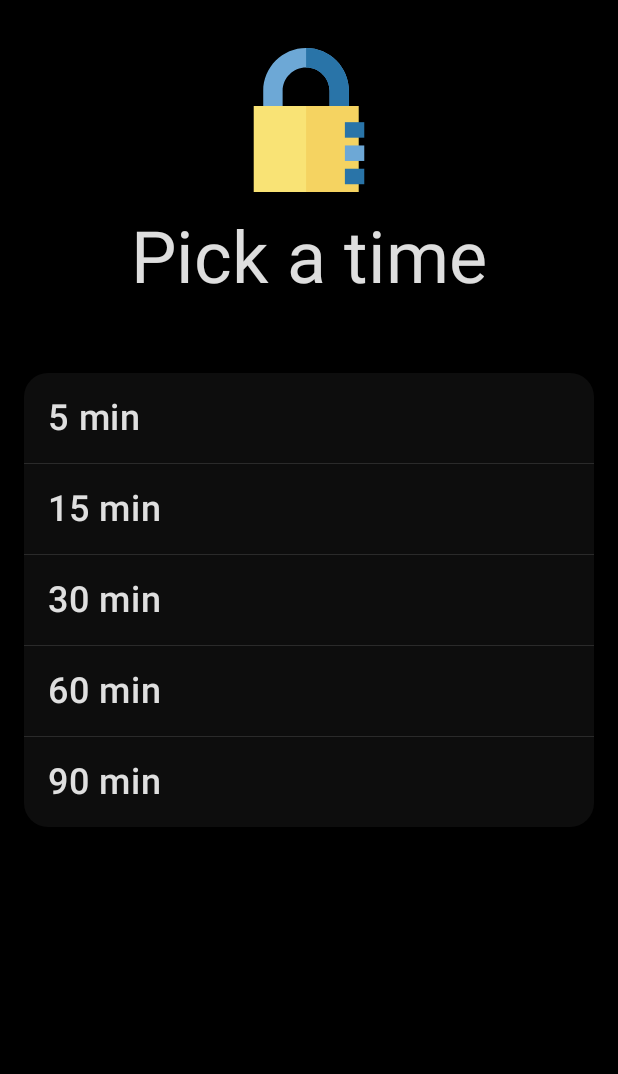
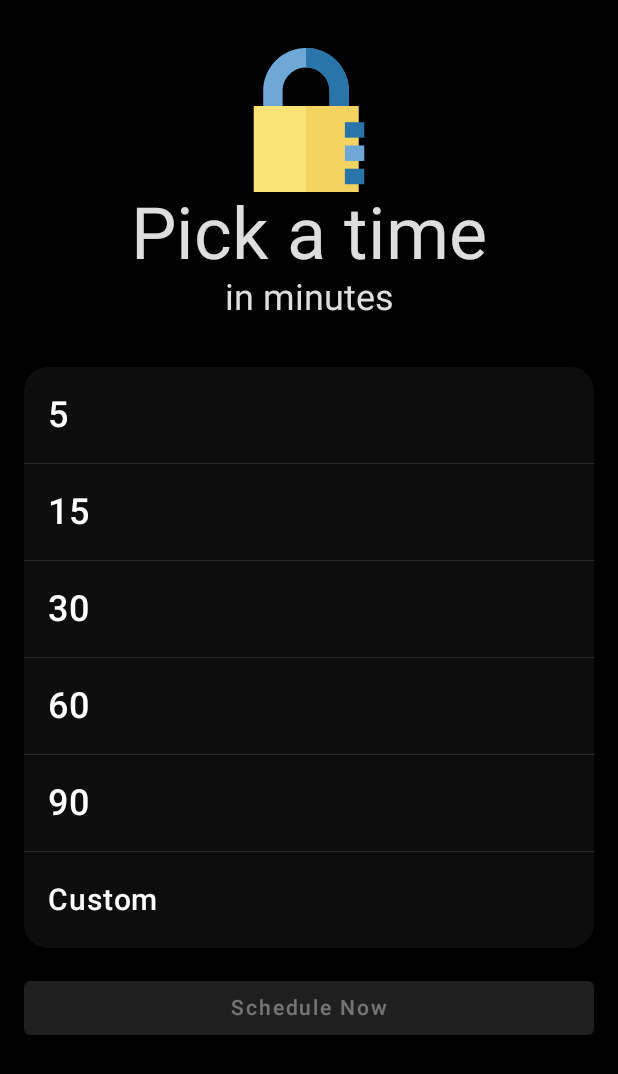
Before and after one commit to Emre-Kalkan/LockTimer, an Android app built with Jetpack Compose: the ScheduleScreen screen opened through its navigation route, on a phone screen of 412 x 824 dp. Shown: the top 1074 px of the screen. Run offline under Robolectric (Android 15) with nearby library versions, the phone set to English and light mode, and no system bars; our stand-ins replace Dagger/Hilt's generated code, accompanist, constraintlayout-compose; 1 statement that could not run was skipped.

Commit message:
Implement custom schedule option

```diff
--- a/app/src/main/java/net/emrekalkan/locktimer/presentation/ui/screen/schedule/ScheduleScreen.kt
+++ b/app/src/main/java/net/emrekalkan/locktimer/presentation/ui/screen/schedule/ScheduleScreen.kt
@@ -5,23 +5,30 @@ package net.emrekalkan.locktimer.presentation.ui.screen.schedule
 import androidx.compose.animation.AnimatedVisibility
 import androidx.compose.animation.ExperimentalAnimationApi
 import androidx.compose.foundation.Image
+import androidx.compose.foundation.background
 import androidx.compose.foundation.clickable
 import androidx.compose.foundation.layout.*
 import androidx.compose.foundation.lazy.LazyColumn
 import androidx.compose.foundation.lazy.itemsIndexed
 import androidx.compose.foundation.lazy.rememberLazyListState
 import androidx.compose.foundation.shape.RoundedCornerShape
+import androidx.compose.foundation.text.KeyboardActions
+import androidx.compose.foundation.text.KeyboardOptions
 import androidx.compose.material.*
 import androidx.compose.material.MaterialTheme.typography
 import androidx.compose.material.icons.Icons
 import androidx.compose.material.icons.filled.Done
 import androidx.compose.material.icons.filled.Send
-import androidx.compose.runtime.Composable
-import androidx.compose.runtime.collectAsState
+import androidx.compose.runtime.*
 import androidx.compose.ui.Alignment
 import androidx.compose.ui.Modifier
+import androidx.compose.ui.focus.onFocusChanged
+import androidx.compose.ui.graphics.Color
 import androidx.compose.ui.platform.LocalContext
+import androidx.compose.ui.platform.LocalFocusManager
 import androidx.compose.ui.res.painterResource
+import androidx.compose.ui.text.input.ImeAction
+import androidx.compose.ui.text.input.KeyboardType
 import androidx.compose.ui.text.style.TextAlign
 import androidx.compose.ui.tooling.preview.Preview
 import androidx.compose.ui.unit.dp
@@ -34,6 +41,7 @@ import net.emrekalkan.locktimer.presentation.ui.screen.schedule.SchedulerOption.
 import net.emrekalkan.locktimer.presentation.ui.screen.schedule.SchedulerOption.SpecificOption
 import net.emrekalkan.locktimer.presentation.ui.screen.schedule.count_down.CountDownService
 import net.emrekalkan.locktimer.presentation.ui.theme.LockTimerTheme
+import kotlin.math.round
 
 object ScheduleScreen : Screen(name = "ScheduleScreen")
 
@@ -95,10 +103,12 @@ private fun ScheduleScreenContent(
                 optionSelected = optionSelected
             )
 
-            AnimatedVisibility(visible = uiState.selectedOption != null) {
-                Spacer(modifier = Modifier.padding(top = 16.dp))
-                ScheduleButton(scheduleClicked = scheduleClicked)
-            }
+            Spacer(modifier = Modifier.padding(top = 16.dp))
+            ScheduleButton(
+                modifier = Modifier,
+                enabled = uiState.selectedOption != null,
+                scheduleClicked = scheduleClicked
+            )
         }
     }
 }
@@ -116,13 +126,17 @@ private fun Header(
             painter = painterResource(id = R.drawable.ic_lock),
             contentDescription = "",
             modifier = Modifier
-                .padding(bottom = 16.dp)
                 .size(96.dp)
         )
         Text(
             text = "Pick a time",
-            style = typography.h3,
-            textAlign = TextAlign.Start
+            style = typography.h3
+        )
+        Text(
+            text = "in minutes",
+            style = typography.h5,
+            modifier = Modifier
+                .padding(horizontal = 16.dp)
         )
     }
 }
@@ -139,7 +153,7 @@ private fun OptionsList(
     Card(
         modifier = modifier
             .fillMaxWidth()
-            .padding(16.dp),
+            .padding(horizontal = 16.dp),
         shape = RoundedCornerShape(16.dp)
     ) {
         if (options.isNotEmpty()) {
@@ -147,7 +161,7 @@ private fun OptionsList(
                 itemsIndexed(options) { index, option ->
                     when (option) {
                         is SpecificOption -> SpecificOptionContent(option, selectedOption, optionSelected)
-                        is CustomOption -> CustomOptionContent(option)
+                        is CustomOption -> CustomOptionContent(option, selectedOption, optionSelected)
                     }
 
                     if (index < options.lastIndex) {
@@ -162,42 +176,55 @@ private fun OptionsList(
 @Composable
 private fun ScheduleButton(
     modifier: Modifier = Modifier,
+    enabled: Boolean = false,
     scheduleClicked: () -> Unit
 ) {
-    OutlinedButton(
-        modifier = modifier,
-        onClick = { scheduleClicked() }
+    Button(
+        modifier = modifier
+            .fillMaxWidth()
+            .padding(horizontal = 16.dp),
+        onClick = { scheduleClicked() },
+        enabled = enabled
     ) {
         Row(verticalAlignment = Alignment.CenterVertically) {
-            Text(text = "Schedule Now")
-            Icon(
-                imageVector = Icons.Default.Send,
-                contentDescription = "",
-                modifier = Modifier.padding(start = 8.dp)
-            )
+            Text(text = "Schedule Now", style = typography.button)
         }
     }
 }
 
 @Composable
+private fun OptionText(
+    modifier: Modifier = Modifier,
+    text: String = ""
+) {
+    Text(
+        modifier = modifier,
+        text = text,
+        style = typography.h6,
+        fontSize = 24.sp,
+        letterSpacing = 0.5.sp,
+        color = MaterialTheme.colors.onBackground
+    )
+}
+
+@Preview
+@Composable
 private fun SpecificOptionContent(
-    option: SpecificOption,
-    selectedOption: SchedulerOption?,
-    optionClicked: (SchedulerOption) -> Unit
+    option: SpecificOption = SpecificOption(timeInMinutes = 10),
+    selectedOption: SchedulerOption? = null,
+    optionClicked: (SchedulerOption) -> Unit = {}
 ) {
     Row(
         verticalAlignment = Alignment.CenterVertically,
         modifier = Modifier
+            .height(64.dp)
             .clickable { optionClicked(option) }
             .padding(horizontal = 16.dp, vertical = 16.dp)
     ) {
-        val text = "${option.timeInMinutes} min"
-        Text(
-            text = text,
-            style = typography.h6,
+        val text = "${option.timeInMinutes} "
+        OptionText(
             modifier = Modifier.weight(1f),
-            fontSize = 24.sp,
-            letterSpacing = 0.5.sp
+            text = text
         )
 
         if (option == selectedOption) {
@@ -206,7 +233,89 @@ private fun SpecificOptionContent(
     }
 }
 
+@Preview
 @Composable
-private fun CustomOptionContent(option: CustomOption) {
+private fun CustomOptionContent(
+    option: CustomOption = CustomOption(),
+    selectedOption: SchedulerOption? = CustomOption(),
+    optionSelected: (SchedulerOption) -> Unit = {}
+) {
+    Row(
+        verticalAlignment = Alignment.CenterVertically,
+        modifier = Modifier
+            .fillMaxWidth()
+            .height(64.dp)
+    ) {
+        var textState by remember { mutableStateOf("") }
+        val isSelected = option.javaClass == selectedOption?.let { it::class.java } && selectedOption.isEqual(textState)
 
+        ScheduleTextField(
+            modifier = Modifier.weight(1f),
+            text = textState,
+            onValueChange = { textState = it },
+            onDone = { selectCustomOption(textState, option, optionSelected) }
+        )
+        if (isSelected) {
+            Icon(
+                modifier = Modifier.padding(end = 16.dp),
+                imageVector = Icons.Default.Done,
+                contentDescription = ""
+            )
+        }
+    }
 }
+
+@Composable
+fun ScheduleTextField(
+    text: String,
+    onValueChange: (String) -> Unit,
+    modifier: Modifier = Modifier,
+    hint: String = "Custom",
+    onDone: () -> Unit = {}
+) {
+    val focusManager = LocalFocusManager.current
+    val focused = remember { mutableStateOf(false) }
+
+    TextField(
+        modifier = modifier
+            .onFocusChanged { focused.value = it.hasFocus },
+        value = text,
+        onValueChange = onValueChange,
+        singleLine = true,
+        placeholder = {
+            if (focused.value.not()) {
+                Text(
+                    modifier = Modifier.fillMaxWidth(),
+                    text = hint,
+                    style = typography.h6,
+                    fontSize = 20.sp,
+                    letterSpacing = 0.5.sp,
+                    color = MaterialTheme.colors.onBackground
+                )
+            }
+        },
+        textStyle = typography.h6.copy(
+            fontSize = 24.sp,
+            letterSpacing = 0.5.sp,
+            color = MaterialTheme.colors.onBackground
+        ),
+        colors = TextFieldDefaults.outlinedTextFieldColors(
+            unfocusedBorderColor = Color.Transparent,
+            focusedBorderColor = Color.Transparent,
+            disabledBorderColor = Color.Transparent,
+            errorBorderColor = Color.Transparent,
+            cursorColor = MaterialTheme.colors.onBackground
+        ),
+        keyboardOptions = KeyboardOptions(keyboardType = KeyboardType.Number, imeAction = ImeAction.Done),
+        keyboardActions = KeyboardActions {
+            onDone()
+            focusManager.clearFocus()
+        }
+    )
+}
+
+private fun selectCustomOption(text: String, option: CustomOption, optionSelected: (SchedulerOption) -> Unit) {
+    val timeInMinutes = round(text.toDouble()).toInt().coerceAtLeast(1)
+    val customOption = option.copy(timeInMinutes = timeInMinutes)
+    optionSelected(customOption)
+}
--- a/app/src/main/java/net/emrekalkan/locktimer/presentation/ui/screen/schedule/SchedulerOption.kt
+++ b/app/src/main/java/net/emrekalkan/locktimer/presentation/ui/screen/schedule/SchedulerOption.kt
@@ -1,16 +1,23 @@
 package net.emrekalkan.locktimer.presentation.ui.screen.schedule
 
 import net.emrekalkan.locktimer.presentation.util.DateFormatter
+import net.emrekalkan.locktimer.presentation.util.toIntOrZero
 
 sealed class SchedulerOption {
     data class SpecificOption(val timeInMinutes: Int) : SchedulerOption()
-    object CustomOption : SchedulerOption()
+    data class CustomOption(val timeInMinutes: Int = 0) : SchedulerOption()
 
     val timeInMillis: Long
         get() = when (this) {
-            CustomOption -> 0 // TODO
+            // TODO(wtf?)
+            is CustomOption -> DateFormatter.minutesToMillis(timeInMinutes)
             is SpecificOption -> DateFormatter.minutesToMillis(timeInMinutes)
         }
+
+    fun isEqual(timeText: String): Boolean {
+        val timeInMinutes = timeText.toIntOrZero()
+        return DateFormatter.minutesToMillis(timeInMinutes) == timeInMillis
+    }
 
     companion object {
         val defaults: List<SchedulerOption>
@@ -20,6 +27,7 @@ sealed class SchedulerOption {
                 SpecificOption(30),
                 SpecificOption(60),
                 SpecificOption(90),
+                CustomOption()
             )
     }
 }
--- /dev/null
+++ b/app/src/main/java/net/emrekalkan/locktimer/presentation/util/AdminExt.kt
@@ -0,0 +1,32 @@
+package net.emrekalkan.locktimer.presentation.util
+
+import android.app.admin.DevicePolicyManager
+import android.content.ComponentName
+import android.content.Context
+import android.content.Intent
+import android.net.Uri
+import net.emrekalkan.locktimer.presentation.ui.screen.onboarding.LockScreenAdminReceiver
+
+val Context.adminComponent: ComponentName
+    get() = ComponentName(this, LockScreenAdminReceiver::class.java)
+
+fun Context.uninstallApp() {
+    removeAdmin()
+    Intent(Intent.ACTION_DELETE).apply {
+        data = Uri.parse("package:${applicationInfo.packageName}")
+        startActivity(this)
+    }
+}
+
+fun <T> Context.devicePolicyManager(run: DevicePolicyManager.(ComponentName) -> T): T {
+    val devicePolicyManager = getSystemService(Context.DEVICE_POLICY_SERVICE) as DevicePolicyManager
+    return devicePolicyManager.run(adminComponent)
+}
+
+fun Context.removeAdmin() {
+    devicePolicyManager { removeActiveAdmin(it) }
+}
+
+fun Context.isAdminActive(): Boolean {
+    return devicePolicyManager { isAdminActive(it) }
+}
--- a/app/src/main/java/net/emrekalkan/locktimer/presentation/util/AsyncTimer.kt
+++ b/app/src/main/java/net/emrekalkan/locktimer/presentation/util/AsyncTimer.kt
@@ -8,9 +8,10 @@ abstract class AsyncTimer {
 
     private val timerScope = CoroutineScope(Dispatchers.Main)
     private var timerJob: Job? = null
+    private var remaining: Long = 0
 
-    protected var remaining: Long = 0
-    protected var onTick: (TimerTick)? = null
+    protected var onTick: TimerTick? = null
+    protected var onDone: (() -> Unit)? = null
 
     protected fun start(timeInMillis: Long) {
         if (isActive()) return
@@ -22,6 +23,7 @@ abstract class AsyncTimer {
                 remaining = remaining.minus(SECOND_IN_MILLIS).coerceAtLeast(0L)
                 onTick?.invoke(remaining)
             }
+            onDone?.invoke()
         }
     }
 
--- a/app/src/main/java/net/emrekalkan/locktimer/presentation/util/ContextExt.kt
+++ b/app/src/main/java/net/emrekalkan/locktimer/presentation/util/ContextExt.kt
@@ -1,36 +1,7 @@
 package net.emrekalkan.locktimer.presentation.util
 
-import android.app.admin.DevicePolicyManager
-import android.content.ComponentName
 import android.content.Context
-import android.content.Intent
-import android.net.Uri
 import net.emrekalkan.locktimer.presentation.base.BaseActivity
-import net.emrekalkan.locktimer.presentation.ui.screen.onboarding.LockScreenAdminReceiver
-
-val Context.adminComponent: ComponentName
-    get() = ComponentName(this, LockScreenAdminReceiver::class.java)
 
 val Context.baseActivity: BaseActivity
     get() = this as BaseActivity
-
-fun Context.uninstallApp() {
-    removeAdmin()
-    Intent(Intent.ACTION_DELETE).apply {
-        data = Uri.parse("package:${applicationInfo.packageName}")
-        startActivity(this)
-    }
-}
-
-fun <T> Context.devicePolicyManager(run: DevicePolicyManager.(ComponentName) -> T): T {
-    val devicePolicyManager = getSystemService(Context.DEVICE_POLICY_SERVICE) as DevicePolicyManager
-    return devicePolicyManager.run(adminComponent)
-}
-
-fun Context.removeAdmin() {
-    devicePolicyManager { removeActiveAdmin(it) }
-}
-
-fun Context.isAdminActive(): Boolean {
-    return devicePolicyManager { isAdminActive(it) }
-}
--- /dev/null
+++ b/app/src/main/java/net/emrekalkan/locktimer/presentation/util/StringExt.kt
@@ -0,0 +1,3 @@
+package net.emrekalkan.locktimer.presentation.util
+
+fun String?.toIntOrZero() = this?.toIntOrNull() ?: 0
```
Also changed, not shown: app/src/main/java/net/emrekalkan/locktimer/presentation/ui/screen/schedule/count_down/CountDownService.kt (+7 -8 lines), app/src/main/java/net/emrekalkan/locktimer/presentation/ui/screen/schedule/count_down/CountDownTimer.kt (+4 -3 lines).
